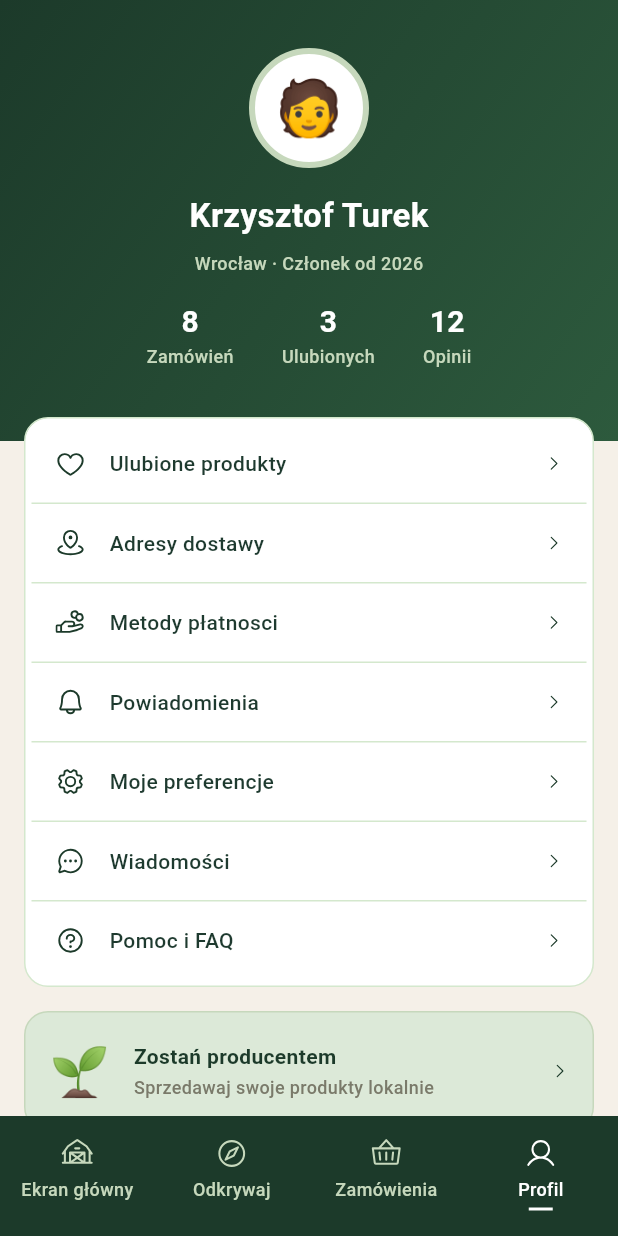
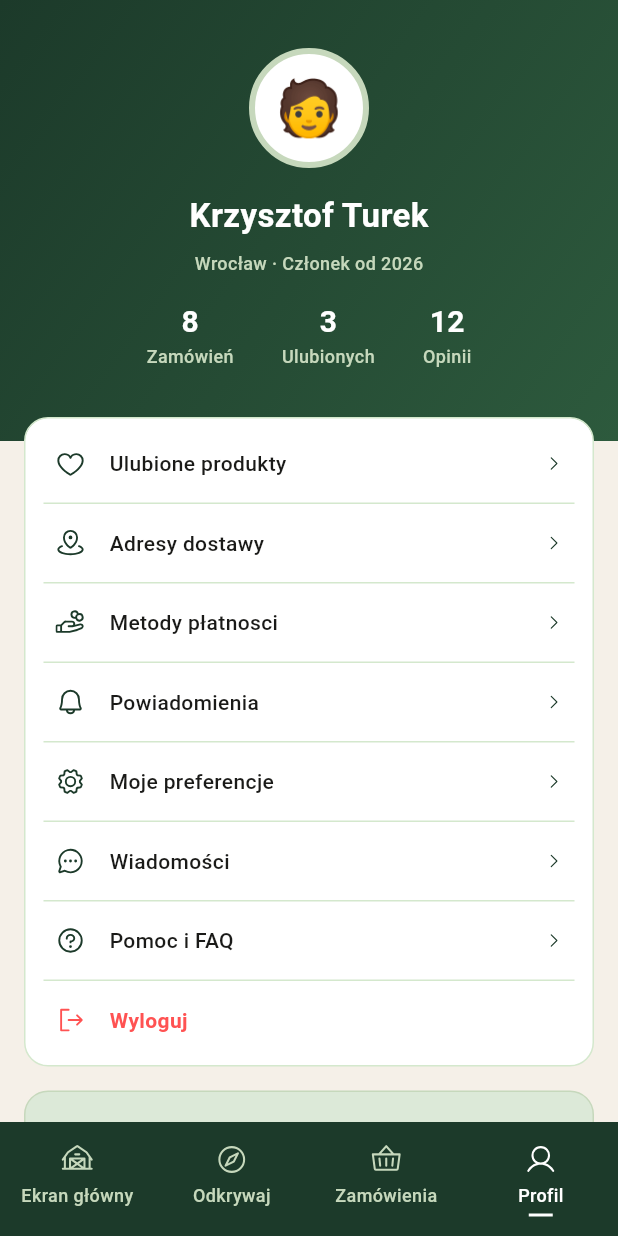
Before and after one commit to Cay00/LokalnyKoszyk, a Flutter app: the screen it shows after launch, item 4 of the bottom bar chosen, on a phone screen of 412 x 824 dp. Run offline on Flutter 3.47's test engine with Material 3 defaults, Android fonts, the phone set to English and light mode, and no system bars; our stand-ins replace flutter_svg.

Commit message:
Add sign-out SVG icon and implement logout tile in profile screen; fix typos and improve UI layout

```diff
--- a/lib/main.dart
+++ b/lib/main.dart
@@ -168,11 +168,14 @@ class _BottomNavItemVisual extends StatelessWidget {
             color: itemColor,
           ),
         ),
-        const SizedBox(height: 4),
-        Container(
-          height: 2,
-          width: 16,
-          color: isActive ? AppColors.white : Colors.transparent,
+        const SizedBox(height: 0),
+        Transform.translate(
+          offset: const Offset(0, 4),
+          child: Container(
+            height: 2,
+            width: 16,
+            color: isActive ? AppColors.white : Colors.transparent,
+          ),
         ),
       ],
     );
--- a/lib/screens/home_screen.dart
+++ b/lib/screens/home_screen.dart
@@ -46,7 +46,7 @@ class _HomeScreenState extends State<HomeScreen> {
     ProductData(
       id: 'hp2',
       name: 'Jajka od szczęśliwych kur',
-      producer: 'Farma Pod Lipa',
+      producer: 'Farma Pod Lipą',
       price: '13,50',
       unit: '/ 10 szt.',
       distance: '6 km',
@@ -456,7 +456,7 @@ class _NearbyProducersSection extends StatelessWidget {
         crossAxisAlignment: CrossAxisAlignment.start,
         children: <Widget>[
           const SectionHeader(
-            title: 'Producenci w pobliźu',
+            title: 'Producenci w pobliżu',
             actionLabel: 'Mapa',
           ),
           const SizedBox(height: 8),
--- a/lib/screens/orders_screen.dart
+++ b/lib/screens/orders_screen.dart
@@ -64,6 +64,7 @@ class OrdersScreen extends StatelessWidget {
         const SizedBox(height: 32),
         const SectionHeader(
           title: 'Historia zamówień',
+          actionLabel: 'Wszystkie',
         ),
         const SizedBox(height: 16),
         ..._orders.asMap().entries.map((entry) {
--- a/lib/screens/profile_screen.dart
+++ b/lib/screens/profile_screen.dart
@@ -69,7 +69,8 @@ class ProfileScreen extends StatelessWidget {
                     border: Border.all(color: AppColors.border),
                   ),
                   child: Column(
-                    children: _menu.asMap().entries.map((entry) {
+                    children: <Widget>[
+                      ..._menu.asMap().entries.map((entry) {
                         final int i = entry.key;
                         final _ProfileMenuItem item = entry.value;
                         return _ProfileMenuTile(
@@ -78,7 +79,9 @@ class ProfileScreen extends StatelessWidget {
                           label: item.label,
                           withDivider: i < _menu.length - 1,
                         );
-                    }).toList(),
+                      }),
+                      const _LogoutTile(),
+                    ],
                   ),
                 ),
                 const SizedBox(height: 16),
@@ -175,14 +178,9 @@ class _ProfileMenuTile extends StatelessWidget {
   @override
   Widget build(BuildContext context) {
     return Container(
-      decoration: BoxDecoration(
-        border: withDivider
-            ? const Border(
-                bottom: BorderSide(color: AppColors.border),
-              )
-            : null,
-      ),
-      child: Padding(
+      child: Column(
+        children: <Widget>[
+          Padding(
             padding: const EdgeInsets.symmetric(horizontal: 16, vertical: 16),
             child: Row(
               children: <Widget>[
@@ -203,7 +201,7 @@ class _ProfileMenuTile extends StatelessWidget {
                     label,
                     style: const TextStyle(
                       fontSize: 14,
-                  color: Color(0xFF1E3A2F),
+                      color: AppColors.textPrimary,
                     ),
                   ),
                 ),
@@ -218,6 +216,17 @@ class _ProfileMenuTile extends StatelessWidget {
                 ),
               ],
             ),
+          ),
+          if (withDivider)
+            const Padding(
+              padding: EdgeInsets.symmetric(horizontal: 8),
+              child: Divider(
+                height: 1,
+                thickness: 1,
+                color: AppColors.border,
+              ),
+            ),
+        ],
       ),
     );
   }
@@ -277,6 +286,53 @@ class _BecomeProducerCard extends StatelessWidget {
   }
 }
 
+class _LogoutTile extends StatelessWidget {
+  const _LogoutTile();
+
+  @override
+  Widget build(BuildContext context) {
+    return Column(
+      children: <Widget>[
+        const Padding(
+          padding: EdgeInsets.symmetric(horizontal: 8),
+          child: Divider(
+            height: 1,
+            thickness: 1,
+            color: AppColors.border,
+          ),
+        ),
+        Padding(
+          padding: const EdgeInsets.symmetric(horizontal: 16, vertical: 16),
+          child: Row(
+            children: <Widget>[
+              SvgPicture.asset(
+                'assets/icons/sign-out.svg',
+                width: 20,
+                height: 20,
+                colorFilter: const ColorFilter.mode(
+                  Colors.redAccent,
+                  BlendMode.srcIn,
+                ),
+              ),
+              const SizedBox(width: 16),
+              const Expanded(
+                child: Text(
+                  'Wyloguj',
+                  style: TextStyle(
+                    fontSize: 14,
+                    color: Colors.redAccent,
+                    fontWeight: FontWeight.w600,
+                  ),
+                ),
+              ),
+            ],
+          ),
+        ),
+      ],
+    );
+  }
+}
+
 class _ProfileMenuItem {
   const _ProfileMenuItem({
     this.icon = '',
--- a/lib/widgets/product_tile.dart
+++ b/lib/widgets/product_tile.dart
@@ -199,7 +199,7 @@ class ProductTile extends StatelessWidget {
                       width: 12,
                       height: 12,
                       colorFilter: const ColorFilter.mode(
-                        Colors.yellowAccent,
+                        AppColors.accent,
                         BlendMode.srcIn,
                       ),
                     ),
```
Also changed, not shown: assets/icons/sign-out.svg (added). Lines whose indentation alone changed are shown as unchanged.
